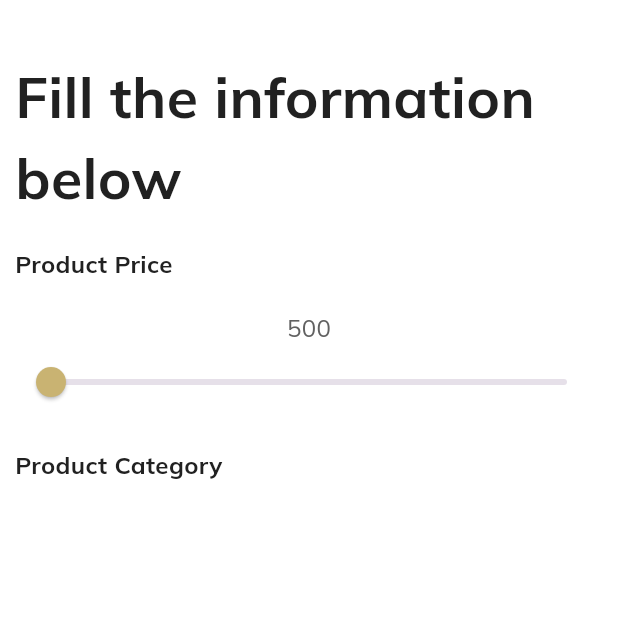
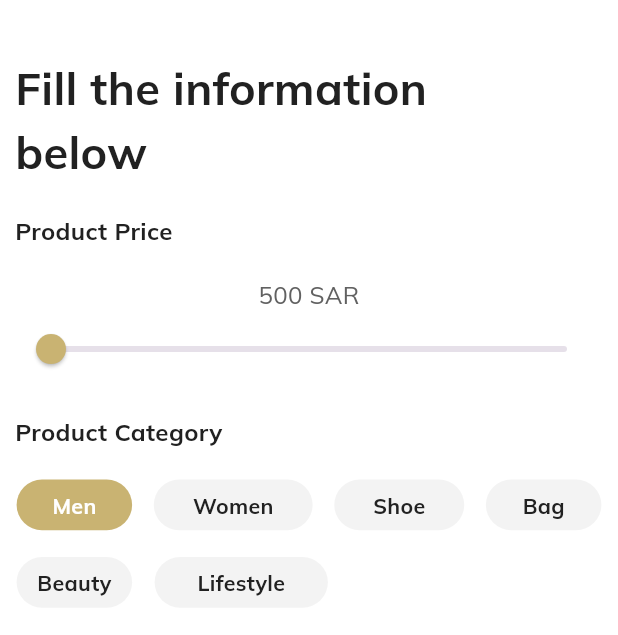
Before and after one commit to M-ali122/sf, a Flutter app: the ScreenThree screen opened directly, on a phone screen of 412 x 824 dp. Shown: the top 635 px of the screen. Run offline on Flutter 3.47's test engine with Material 3 defaults, Android fonts, the phone set to English and light mode, and no system bars; our stand-ins replace flutter_otp_text_field, flutter_screenutil, flutter_spinkit, flutter_svg, get, get_storage and 3 more; accounts and stored records are empty.

Commit message:
slider catogory done

```diff
--- /dev/null
+++ b/lib/helper/view/product_category_tabs.dart
@@ -0,0 +1,419 @@
+// import 'package:flutter/material.dart';
+// import 'package:flutter_screenutil/flutter_screenutil.dart';
+// import 'package:get/get.dart';
+// import 'package:google_fonts/google_fonts.dart';
+// import 'package:sf_app/helper/extensions/spacings.dart';
+// import 'package:sf_app/pages/products/controllers/product_controller.dart';
+
+// import '../../resources/color/app_color.dart';
+
+// // ignore: must_be_immutable
+// class ProductBottomShetFilterTabs extends StatefulWidget {
+//   ProductController controller = Get.put(ProductController());
+//   final String titleOne;
+//   final String titleTwo;
+//   final String titleThree;
+//   final String titleFour;
+
+//   final ValueChanged<int> onIndexChanged;
+//   ProductBottomShetFilterTabs(
+//       {Key? key,
+//       required this.titleOne,
+//       required this.titleTwo,
+//       required this.titleThree,
+//        required this.titleFour,
+//       required this.onIndexChanged,
+
+//       })
+//       : super(key: key);
+
+//   @override
+//   // ignore: library_private_types_in_public_api
+//   _ProductBottomShetFilterTabsState createState() => _ProductBottomShetFilterTabsState();
+// }
+
+// class _ProductBottomShetFilterTabsState extends State<ProductBottomShetFilterTabs> {
+//   int _selectedIndex = 0;
+
+//   ProductController controller = Get.put(ProductController());
+
+//   @override
+//   Widget build(BuildContext context) {
+//     return SingleChildScrollView(
+//       scrollDirection: Axis.horizontal,
+//       child: Container(
+//         // width: Get.width,
+//         height: 38.h,
+//         decoration: BoxDecoration(
+//             // color: AppColor.backGroundSilver,
+//             borderRadius: BorderRadius.circular(24)),
+//         child: Row(
+//           children: [
+//             InkWell(
+//               onTap: () {
+//                 setState(() {
+//                   _selectedIndex = 0;
+//                 });
+//               widget.onIndexChanged(_selectedIndex);
+
+//               },
+//               child: Container(
+//                 width: 61.w,
+//                 height: 38.h,
+//                 decoration: BoxDecoration(
+//                     gradient:
+//                         _selectedIndex == 0 ? AppColor.mainGradient : AppColor.tabbarGradient,
+//                     borderRadius: BorderRadius.circular(24)),
+//                 child: Center(
+//                     child: Text(
+//                   widget.titleOne,
+//                   style: GoogleFonts.mulish(
+//                     fontWeight: FontWeight.w700,
+//                     fontSize: 16.sp,
+//                     color: _selectedIndex == 0
+//                         ? const Color.fromRGBO(255, 255, 255, 1)
+//                         : const Color.fromRGBO(33, 33, 33, 1),
+//                   ),
+//                 )),
+//               ),
+//             ),
+//             15.width,
+//             InkWell(
+//               onTap: () {
+//                 setState(() {
+//                   _selectedIndex = 1;
+//                 });
+//                 // Navigate to ReviewField screen when second container is clicked
+//               widget.onIndexChanged(_selectedIndex);
+//               },
+//               child: Container(
+//                 width: 87.w,
+//                 height: 38.h,
+//                 decoration: BoxDecoration(
+//                     gradient:
+//                         _selectedIndex == 1 ? AppColor.mainGradient : AppColor.tabbarGradient,
+//                     borderRadius: BorderRadius.circular(24)),
+//                 child: Center(
+//                     child: Text(
+//                   widget.titleTwo,
+//                   style: GoogleFonts.mulish(
+//                     fontWeight: FontWeight.w700,
+//                     fontSize: 16.sp,
+//                     color: _selectedIndex == 1
+//                         ? const Color.fromRGBO(255, 255, 255, 1)
+//                         : const Color.fromRGBO(33, 33, 33, 1),
+//                   ),
+//                 )),
+//               ),
+//             ),
+//             15.width,
+//             InkWell(
+//               onTap: () {
+//                 setState(() {
+//                   _selectedIndex = 2;
+//                 });
+//                 // Navigate to ReviewField screen when second container is clicked
+//               widget.onIndexChanged(_selectedIndex);
+//               },
+//               child: Container(
+//                 width: 120.w,
+//                 height: 38.h,
+//                 decoration: BoxDecoration(
+//                     gradient:
+//                         _selectedIndex == 2 ? AppColor.mainGradient : AppColor.tabbarGradient,
+//                     borderRadius: BorderRadius.circular(24)),
+//                 child: Center(
+//                     child: Text(
+//                   widget.titleThree,
+//                   style: GoogleFonts.mulish(
+//                     fontWeight: FontWeight.w700,
+//                     fontSize: 16.sp,
+//                     color: _selectedIndex == 2
+//                         ? const Color.fromRGBO(255, 255, 255, 1)
+//                         : const Color.fromRGBO(33, 33, 33, 1),
+//                   ),
+//                 )),
+//               ),
+//             ),
+//             15.width,
+//             InkWell(
+//               onTap: () {
+//                 setState(() {
+//                   _selectedIndex = 3;
+//                 });
+//                 // Navigate to ReviewField screen when second container is clicked
+//               widget.onIndexChanged(_selectedIndex);
+//               },
+//               child: Container(
+//                 width: 126.w,
+//                 height: 38.h,
+//                 decoration: BoxDecoration(
+//                     gradient:
+//                         _selectedIndex == 3 ? AppColor.mainGradient : AppColor.tabbarGradient,
+//                     borderRadius: BorderRadius.circular(24)),
+//                 child: Center(
+//                     child: Text(
+//                   widget.titleFour,
+//                   style: GoogleFonts.mulish(
+//                     fontWeight: FontWeight.w700,
+//                     fontSize: 16.sp,
+//                     color: _selectedIndex == 3
+//                         ? const Color.fromRGBO(255, 255, 255, 1)
+//                         : const Color.fromRGBO(33, 33, 33, 1),
+//                   ),
+//                 )),
+//               ),
+//             ),
+//           ],
+//         ),
+//       ),
+//     );
+//   }
+// }
+import 'package:flutter/cupertino.dart';
+import 'package:flutter/material.dart';
+import 'package:flutter/widgets.dart';
+import 'package:flutter_screenutil/flutter_screenutil.dart';
+import 'package:get/get.dart';
+import 'package:google_fonts/google_fonts.dart';
+import 'package:sf_app/helper/extensions/spacings.dart';
+import 'package:sf_app/pages/products/controllers/product_controller.dart';
+
+import '../../resources/color/app_color.dart';
+
+class ProductCategoryTabs extends StatefulWidget {
+  ProductController controller = Get.put(ProductController());
+  final String titleOne;
+  final String titleTwo;
+  final String titleThree;
+  final String titleFour;
+  final String titleFive;
+  final String titleSix;
+  final double? tabWidth; // Optional parameter for tab width
+  final double? tabHeight; // Optional parameter for tab height
+
+  final ValueChanged<int> onIndexChanged;
+  ProductCategoryTabs({
+    Key? key,
+    required this.titleOne,
+    required this.titleTwo,
+    required this.titleThree,
+    required this.titleFour,
+    required this.titleFive,
+    required this.titleSix,
+    required this.onIndexChanged,
+    this.tabWidth,
+    this.tabHeight,
+  }) : super(key: key);
+
+  @override
+  _ProductCategoryTabsState createState() => _ProductCategoryTabsState();
+}
+
+class _ProductCategoryTabsState extends State<ProductCategoryTabs> {
+  int _selectedIndex = 0;
+
+  @override
+  Widget build(BuildContext context) {
+    return SingleChildScrollView(
+      scrollDirection: Axis.horizontal,
+      child: Container(
+        height: widget.tabHeight ?? 110.h, // Use provided tabHeight or default value
+        decoration: BoxDecoration(
+          borderRadius: BorderRadius.circular(24),
+        ),
+        child: Column(
+          crossAxisAlignment: CrossAxisAlignment.start,
+          children: [Row(
+          children: [
+            GestureDetector(
+              onTap: () {
+                setState(() {
+                  _selectedIndex = 0;
+                });
+                widget.onIndexChanged(_selectedIndex);
+              },
+              child: Container(
+                width: widget.tabWidth ?? 80.w, // Use provided tabWidth or default value
+                height: widget.tabHeight ?? 38.h, // Use provided tabHeight or default value
+                decoration: BoxDecoration(
+                  color: _selectedIndex == 0 ? Color(0xffC9B372) : Color(0xffF3F3F3),
+                  borderRadius: BorderRadius.circular(24),
+                ),
+                child: Center(
+                  child: Text(
+                    widget.titleOne,
+                    style: GoogleFonts.mulish(
+                      fontWeight: FontWeight.w700,
+                      fontSize: 16.sp,
+                      color: _selectedIndex == 0
+                          ? const Color.fromRGBO(255, 255, 255, 1)
+                          : const Color.fromRGBO(33, 33, 33, 1),
+                    ),
+                  ),
+                ),
+              ),
+            ),
+            SizedBox(width: 15.w),
+            GestureDetector(
+              onTap: () {
+                setState(() {
+                  _selectedIndex = 1;
+                });
+                widget.onIndexChanged(_selectedIndex);
+              },
+              child: Container(
+                width: widget.tabWidth ?? 110.w,
+                height: widget.tabHeight ?? 38.h,
+                decoration: BoxDecoration(
+                  color: _selectedIndex == 1 ? Color(0xffC9B372) : Color(0xffF3F3F3),
+                  borderRadius: BorderRadius.circular(24),
+                ),
+                child: Center(
+                  child: Text(
+                    widget.titleTwo,
+                    style: GoogleFonts.mulish(
+                      fontWeight: FontWeight.w700,
+                      fontSize: 16.sp,
+                      color: _selectedIndex == 1
+                          ? const Color.fromRGBO(255, 255, 255, 1)
+                          : const Color.fromRGBO(33, 33, 33, 1),
+                    ),
+                  ),
+                ),
+              ),
+            ),
+            SizedBox(width: 15.w),
+            GestureDetector(
+              onTap: () {
+                setState(() {
+                  _selectedIndex = 2;
+                });
+                widget.onIndexChanged(_selectedIndex);
+              },
+              child: Container(
+                width: widget.tabWidth ?? 90.w,
+                height: widget.tabHeight ?? 38.h,
+                decoration: BoxDecoration(
+                  color: _selectedIndex == 2 ? Color(0xffC9B372) : Color(0xffF3F3F3),
+                  borderRadius: BorderRadius.circular(24),
+                ),
+                child: Center(
+                  child: Text(
+                    widget.titleThree,
+                    style: GoogleFonts.mulish(
+                      fontWeight: FontWeight.w700,
+                      fontSize: 16.sp,
+                      color: _selectedIndex == 2
+                          ? const Color.fromRGBO(255, 255, 255, 1)
+                          : const Color.fromRGBO(33, 33, 33, 1),
+                    ),
+                  ),
+                ),
+              ),
+            ),
+            SizedBox(width: 15.w),
+            GestureDetector(
+              onTap: () {
+                setState(() {
+                  _selectedIndex = 3;
+                });
+                widget.onIndexChanged(_selectedIndex);
+              },
+              child: Container(
+                width: widget.tabWidth ?? 80.w,
+                height: widget.tabHeight ?? 38.h,
+                decoration: BoxDecoration(
+                  color: _selectedIndex == 3 ? Color(0xffC9B372) : Color(0xffF3F3F3),
+                  borderRadius: BorderRadius.circular(24),
+                ),
+                child: Center(
+                  child: Text(
+                    widget.titleFour,
+                    style: GoogleFonts.mulish(
+                      fontWeight: FontWeight.w700,
+                      fontSize: 16.sp,
+                      color: _selectedIndex == 3
+                          ? const Color.fromRGBO(255, 255, 255, 1)
+                          : const Color.fromRGBO(33, 33, 33, 1),
+                    ),
+                  ),
+                ),
+              ),
+            ),
+
+
+          ],
+        ),
+        SizedBox(height: 20.h,),
+        Row(
+
+          children: [
+          Padding(
+            padding: const EdgeInsets.only(right: 15),
+            child: GestureDetector(
+              onTap: () {
+                  setState(() {
+                    _selectedIndex = 4;
+                  });
+                  widget.onIndexChanged(_selectedIndex);
+                },
+              child: Container(
+                width: widget.tabWidth ?? 80.w,
+                height: widget.tabHeight ?? 38.h,
+                decoration: BoxDecoration(
+                  color: _selectedIndex == 4 ? Color(0xffC9B372) : Color(0xffF3F3F3),
+                  borderRadius: BorderRadius.circular(24),
+                ),
+                child: Center(
+                  child: Text(
+                    widget.titleFive,
+                    style: GoogleFonts.mulish(
+                      fontWeight: FontWeight.w700,
+                      fontSize: 16.sp,
+                      color: _selectedIndex == 4
+                          ? const Color.fromRGBO(255, 255, 255, 1)
+                          : const Color.fromRGBO(33, 33, 33, 1),
+                    ),
+                  ),
+                ),
+              ),
+            ),
+          ),
+            GestureDetector(
+              onTap: () {
+                setState(() {
+                  _selectedIndex = 5;
+                });
+                widget.onIndexChanged(_selectedIndex);
+              },
+              child: Container(
+                width: widget.tabWidth ?? 120.w,
+                height: widget.tabHeight ?? 38.h,
+                decoration: BoxDecoration(
+                  color: _selectedIndex == 5 ? Color(0xffC9B372) : Color(0xffF3F3F3),
+                  borderRadius: BorderRadius.circular(24),
+                ),
+                child: Center(
+                  child: Text(
+                    widget.titleSix,
+                    style: GoogleFonts.mulish(
+                      fontWeight: FontWeight.w700,
+                      fontSize: 16.sp,
+                      color: _selectedIndex == 5
+                          ? const Color.fromRGBO(255, 255, 255, 1)
+                          : const Color.fromRGBO(33, 33, 33, 1),
+                    ),
+                  ),
+                ),
+              ),
+            ),
+        ],)
+
+
+        ],
+        )
+      ),
+    );
+  }
+}
--- a/lib/pages/Add flows/view/Create product/view/create_product_two.dart
+++ b/lib/pages/Add flows/view/Create product/view/create_product_two.dart
@@ -124,7 +124,7 @@ class ProductScreenTwo extends StatelessWidget {
                                 ),
                                 child: Center(
                                     child: Text(
-                                        colorControllerButton.boxNames[index],style: TextStyle(fontSize: 17),)),
+                                        colorControllerButton.boxNames[index],style: colorControllerButton.selectedSize == index ? TextStyle(color: Colors.white) :const TextStyle(color: Colors.black),)),
                               ),
                             ],
                           ),
--- a/lib/pages/Add flows/view/Create product/view/screen_three.dart
+++ b/lib/pages/Add flows/view/Create product/view/screen_three.dart
@@ -1,6 +1,8 @@
 import 'package:flutter/material.dart';
 import 'package:flutter_screenutil/flutter_screenutil.dart';
 import 'package:get/get.dart';
+import 'package:sf_app/helper/view/product_bottom_sheet_tabs.dart';
+import 'package:sf_app/helper/view/product_category_tabs.dart';
 import 'package:sf_app/pages/Add%20flows/view/Create%20product/controller/slider_controller.dart';
 
 class ScreenThree extends StatelessWidget {
@@ -18,12 +20,16 @@ class ScreenThree extends StatelessWidget {
             SizedBox(
               height: 30.h,
             ),
-            const Text(
-              'Fill the information below',
+           const Row(
+                  children: [
+                    Text(
+                      'Fill the information \nbelow',
                       style: TextStyle(
-                  fontSize: 38,
+                          fontSize: 30,
                           fontWeight: FontWeight.w700,
                           color: Color.fromRGBO(33, 33, 33, 1)),
+                    ),
+                  ],
                 ),
             const Padding(
               padding: EdgeInsets.symmetric(vertical: 20),
@@ -40,7 +46,7 @@ class ScreenThree extends StatelessWidget {
               child: Column(
                 mainAxisAlignment: MainAxisAlignment.center,
                 children: [
-            Obx(() => Text('${controller.sliderValue.toInt()}')), // Display the slider value
+                  Obx(() => Text('${controller.sliderValue.toInt()} ' + 'SAR')), // Display the slider value
                   Obx(() => Slider(
 
                     value: controller.sliderValue.value,
@@ -49,11 +55,12 @@ class ScreenThree extends StatelessWidget {
                     onChanged: (value) {
                       controller.updateSliderValue(value);
                     },
-              activeColor: Color(0xffC9B372), // Set the slider active color
+                    activeColor: const Color(0xffC9B372), // Set the slider active color
 
                   ),)
                 ],
-        )),
+              ),
+            ),
         const Padding(
               padding: EdgeInsets.symmetric(vertical: 20),
               child:  Row(
@@ -65,6 +72,9 @@ class ScreenThree extends StatelessWidget {
                 ],
               ),
             ),
+            ProductCategoryTabs(titleOne: 'Men', titleTwo: 'Women', titleThree: 'Shoe', titleFour: 'Bag', titleFive:'Beauty',titleSix: 'Lifestyle', onIndexChanged: (val){},),
+
+
 
           ],
         ),
```
Lines whose indentation alone changed are shown as unchanged.
